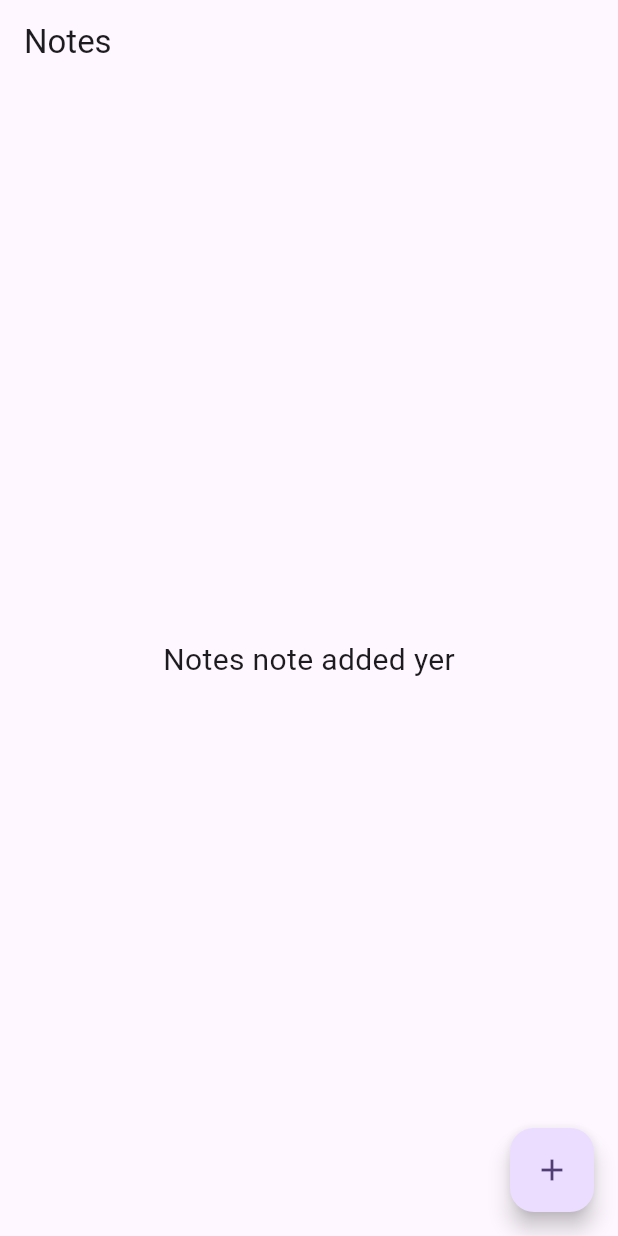
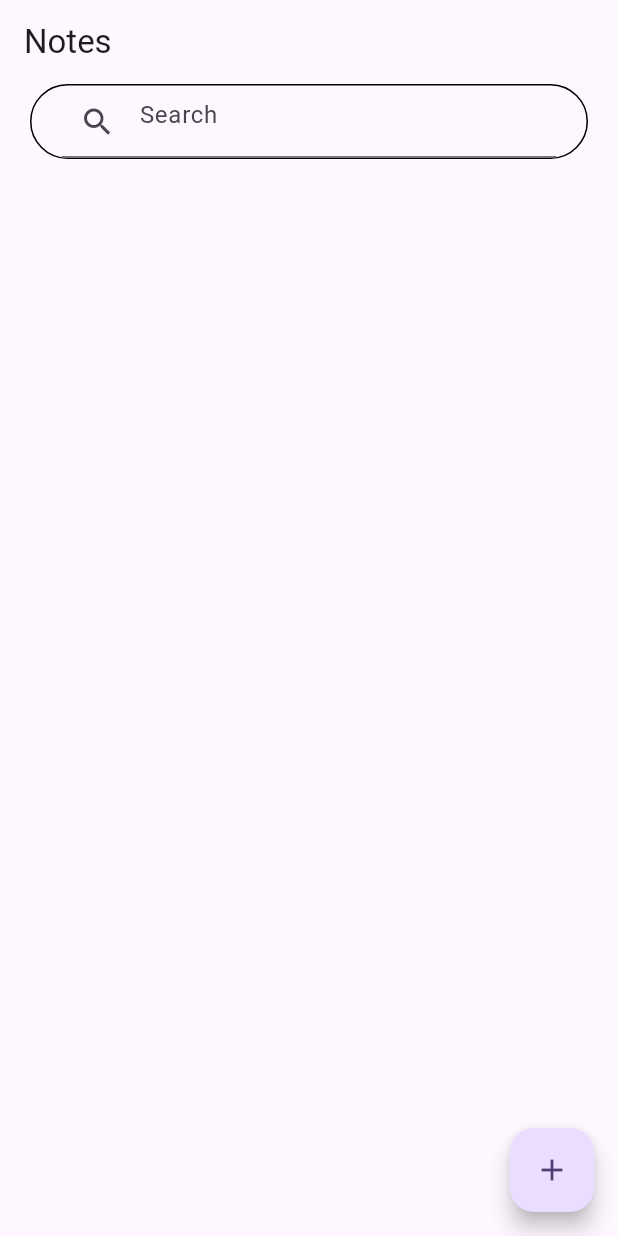
Before and after one commit to SaiyedMustaq/flutter_sqflite_note, a Flutter app: the screen it shows after launch, on a phone screen of 412 x 824 dp. Run offline on Flutter 3.47's test engine with Material 2 defaults, Android fonts, the light colour scheme and no system bars; our stand-ins replace bloc, equatable, flutter_bloc, flutter_colorpicker, sqflite; accounts and stored records are empty.

Commit message:
- final commit

```diff
--- a/lib/blocs/notes_bloc/notes_bloc.dart
+++ b/lib/blocs/notes_bloc/notes_bloc.dart
@@ -8,74 +8,111 @@ part 'notes_state.dart';
 
 class NotesBloc extends Bloc<NotesEvent, NotesState> {
   bool ascending = true;
-  List<Note> noteList = [];
-  List<Note> noteCompleteList = [];
   NotesBloc() : super(const NotesLoadedState()) {
-    on<LoadAllNoteEvent>(_getAllNotes);
-    on<AddNoteEvent>(_addNewNote);
-    on<UpdateNoteEvent>(_updateNote);
-    on<IsCompleteEvent>(_isCompleteNote);
-    on<DeleteNoteEvent>(_deleteNote);
-    on<NoteLoadEvent>(_noteLoad);
-    on<NoteSearchEvents>(_searchNote);
+    on<LoadAllNoteEvent>(_onLoadTask);
+    on<AddNoteEvent>(_onAddTask);
+    on<UpdateNoteEvent>(_onUpdateTask);
+    //on<IsCompleteEvent>(_isCompleteNote);
+    on<DeleteNoteEvent>(_onDeleteTask);
+    //on<NoteLoadEvent>(_noteLoad);
+    //on<NoteSearchEvents>(_searchNote);
   }
 
-  void _searchNote(NoteSearchEvents event, Emitter<NotesState> emit) {
-    List<Note> searchList = noteList
-        .where((element) =>
-            element.title.toLowerCase().toString() ==
-            event.queary.toString().toLowerCase())
-        .toList();
-    print("SEARCH LIST==>${searchList}");
-    emit(NotesLoadedState(noteList: searchList));
-  }
-
-  void _getAllNotes(LoadAllNoteEvent event, Emitter<NotesState> emit) async {
+  Future<void> _onLoadTask(NotesEvent event, Emitter<NotesState> emit) async {
     emit(NotesInitialState());
-    noteList = await NoteRepository.noteRepository.getAllNotes();
-    if (noteList.isEmpty) {
-      emit(const NoteNoteFountState(message: "Notes note added yer"));
-    } else {
-      emit(NotesLoadedState(
-          noteList: noteList, noteCompletedList: noteCompleteList));
+    try {
+      final tasks = await NoteRepository.noteRepository.getAllNotes();
+      emit(NotesLoadedState(noteList: tasks));
+    } catch (e) {
+      emit(NoteNoteFountState(message: e.toString()));
     }
   }
 
-  void _addNewNote(AddNoteEvent event, Emitter<NotesState> emit) {
-    NoteRepository.noteRepository.addNewNote(event.note);
-  }
-
-  void _noteLoad(NoteLoadEvent event, Emitter<NotesState> emit) async {
-    emit(NoteLoadingState());
-    await Future.delayed(const Duration(seconds: 2));
-    emit(NoteLoadState(note: event.note));
-  }
-
-  void _updateNote(UpdateNoteEvent event, Emitter<NotesState> emit) {
+  void _onAddTask(AddNoteEvent event, Emitter<NotesState> emit) {
     final state = this.state;
     if (state is NotesLoadedState) {
-      noteList = (state.noteList.map((task) {
-        return task.id == event.note.id ? event.note : task;
-      })).toList();
-      NoteRepository.noteRepository.updateNote(event.note);
-      emit(NotesLoadedState(noteList: noteList));
+      emit(NotesLoadedState(
+          noteList: List.from(state.noteList)..add(event.note)));
     }
   }
 
-  void _isCompleteNote(IsCompleteEvent event, Emitter<NotesState> emit) {
+  void _onDeleteTask(DeleteNoteEvent event, Emitter<NotesState> emit) {
     final state = this.state;
     if (state is NotesLoadedState) {
-      state.noteList.removeWhere((element) => element.id == event.note.id);
-      NoteRepository.noteRepository.updateNote(event.note);
-      emit(NotesLoadedState(
-          noteList: state.noteList, noteCompletedList: noteCompleteList));
+      List<Note> tasks = state.noteList.where((task) {
+        return task.id != event.note.id;
+      }).toList();
+      emit(NotesLoadedState(noteList: tasks));
     }
   }
 
-  void _deleteNote(DeleteNoteEvent event, Emitter<NotesState> emit) {
-    NoteRepository.noteRepository.deleteNote(event.note.id!);
-    noteList.remove(event.note);
-    emit(NotesLoadedState(
-        noteList: noteList, noteCompletedList: noteCompleteList));
+  void _onUpdateTask(UpdateNoteEvent event, Emitter<NotesState> emit) async {
+    final state = this.state;
+    List<Note> tasks = [];
+    if (state is NotesLoadedState) {
+      tasks = (state.noteList.map((task) {
+        return task.id == event.note.id ? event.note : task;
+      })).toList();
+      await NoteRepository.noteRepository.updateNote(event.note);
+    }
+    emit(NotesLoadedState(noteList: tasks));
   }
+
+  // void _searchNote(NoteSearchEvents event, Emitter<NotesState> emit) async {
+  //   List<Note> searchList = noteList
+  //       .where((element) => element.title
+  //           .toLowerCase()
+  //           .toString()
+  //           .contains(event.queary.toString().toLowerCase()))
+  //       .toList();
+
+  //   emit(NotesLoadedState(noteList: searchList));
+  // }
+
+  // void _getAllNotes(LoadAllNoteEvent event, Emitter<NotesState> emit) async {
+  //   emit(NotesInitialState());
+  //   noteList = await NoteRepository.noteRepository.getAllNotes();
+  //   if (noteList.isEmpty) {
+  //     emit(const NoteNoteFountState(message: "Notes note added yer"));
+  //   } else {
+  //     emit(NotesLoadedState(noteList: noteList));
+  //   }
+  // }
+
+  // void _addNewNote(AddNoteEvent event, Emitter<NotesState> emit) {
+  //   NoteRepository.noteRepository.addNewNote(event.note);
+  // }
+
+  // void _noteLoad(NoteLoadEvent event, Emitter<NotesState> emit) async {
+  //   emit(NoteLoadingState());
+  //   await Future.delayed(const Duration(seconds: 2));
+  //   emit(NoteLoadState(note: event.note));
+  // }
+
+  // void _updateNote(UpdateNoteEvent event, Emitter<NotesState> emit) {
+  //   final state = this.state;
+  //   if (state is NotesLoadedState) {
+  //     noteList = (state.noteList.map((task) {
+  //       return task.id == event.note.id ? event.note : task;
+  //     })).toList();
+  //     NoteRepository.noteRepository.updateNote(event.note);
+  //     emit(NotesLoadedState(noteList: noteList));
+  //   }
+  // }
+
+  // void _isCompleteNote(IsCompleteEvent event, Emitter<NotesState> emit) {
+  //   final state = this.state;
+  //   if (state is NotesLoadedState) {
+  //     List<Note> tasks = (state.noteList.map((task) {
+  //       return task.id == event.note.id ? event.note : task;
+  //     })).toList();
+  //     emit(NotesLoadedState(noteList: tasks));
+  //   }
+  // }
+
+  // void _deleteNote(DeleteNoteEvent event, Emitter<NotesState> emit) {
+  //   NoteRepository.noteRepository.deleteNote(event.note.id!);
+  //   noteList.remove(event.note);
+  //   emit(NotesLoadedState(noteList: noteList));
+  // }
 }
--- a/lib/blocs/notes_bloc/notes_state.dart
+++ b/lib/blocs/notes_bloc/notes_state.dart
@@ -11,10 +11,10 @@ class NotesInitialState extends NotesState {}
 
 class NotesLoadedState extends NotesState {
   final List<Note> noteList;
-  final List<Note> noteCompletedList;
-  const NotesLoadedState(
-      {this.noteList = const <Note>[],
-      this.noteCompletedList = const <Note>[]});
+
+  const NotesLoadedState({
+    this.noteList = const <Note>[],
+  });
   List<Object> get pros => [noteList];
 }
 
--- a/lib/main.dart
+++ b/lib/main.dart
@@ -1,5 +1,5 @@
 import 'package:flutter/material.dart';
-import 'package:sqflite_note/ui/NoteListingPage.dart';
+import 'package:sqflite_note/ui/notes_bloc_provider.dart';
 
 void main() {
   runApp(const MyApp());
@@ -15,7 +15,7 @@ class MyApp extends StatelessWidget {
       theme: ThemeData(
           colorScheme: ColorScheme.fromSeed(seedColor: Colors.deepPurple),
           useMaterial3: true),
-      home: NoteListingPage(),
+      home: NotesBlocProvider(),
     );
   }
 }
--- a/lib/noteInerface/NoteInterface.dart
+++ b/lib/noteInerface/NoteInterface.dart
@@ -8,4 +8,6 @@ abstract class NoteApi {
   Future deleteNote(int id);
   Future<List<Note>> alphabaticOrder();
   Future<void> close();
+  Future<int> clearCompleted();
+  Future<int> completeAll({required bool isCompleted});
 }
--- a/lib/ui/AddUser.dart
+++ b/lib/ui/AddUser.dart
@@ -80,7 +80,7 @@ class _NoteAddEditPageState extends State<NoteAddEditPage> {
                           title: titleController.text,
                           description: descController.text,
                           color: colorInRGB,
-                          isComplete: "0",
+                          isComplete: widget.note!.isComplete,
                           date: "${dateReturn(dateTimeNow)}",
                           time: "${timeReturn(dateTimeNow)}");
                       //DatabaseHelper.instance.update(_note);
@@ -90,7 +90,7 @@ class _NoteAddEditPageState extends State<NoteAddEditPage> {
                           title: titleController.text,
                           description: descController.text,
                           color: colorInRGB,
-                          isComplete: '',
+                          isComplete: 'false',
                           date: "${dateReturn(dateTimeNow)}",
                           time: "${timeReturn(dateTimeNow)}");
                       bloc.add(AddNoteEvent(note: _note));
--- a/lib/ui/NoteListingPage.dart
+++ /dev/null
@@ -1,98 +0,0 @@
-import 'package:flutter/material.dart';
-import 'package:flutter_bloc/flutter_bloc.dart';
-import 'package:sqflite_note/ui/TaskWidget.dart';
-
-import '../blocs/notes_bloc/notes_bloc.dart';
-import '../model/Note.dart';
-import 'AddUser.dart';
-
-class NoteListingPage extends StatelessWidget {
-  TextEditingController searchController = TextEditingController(text: "");
-  @override
-  Widget build(BuildContext context) {
-    return BlocProvider(
-      create: (context) => NotesBloc(),
-      child: Builder(builder: (context) {
-        BlocProvider.of<NotesBloc>(context)
-            .add(const LoadAllNoteEvent(noteList: []));
-        return buildPage(context);
-      }),
-    );
-  }
-
-  Widget buildPage(BuildContext context) {
-    final bloc = BlocProvider.of<NotesBloc>(context);
-    return Scaffold(
-      appBar:
-          AppBar(automaticallyImplyLeading: false, title: const Text("Notes")),
-      floatingActionButton: FloatingActionButton(
-          onPressed: () => Navigator.push(
-                  context,
-                  MaterialPageRoute(
-                      builder: (context) => const NoteAddEditPage(
-                            note: null,
-                          ))).then((value) {
-                bloc.add(const LoadAllNoteEvent(noteList: []));
-              }),
-          child: const Icon(Icons.add)),
-      body: BlocBuilder<NotesBloc, NotesState>(
-        builder: (context, state) {
-          if (state is NotesInitialState) {
-            return const Center(child: CircularProgressIndicator());
-          }
-          if (state is NoteNoteFountState) {
-            return Center(
-                child: Text(state.message,
-                    style: const TextStyle(fontSize: 20.0)));
-          }
-          if (state is NotesLoadedState) {
-            return Column(
-              children: [
-                Container(
-                  margin: const EdgeInsets.symmetric(horizontal: 20.0),
-                  decoration: BoxDecoration(
-                    borderRadius: BorderRadius.circular(25.0),
-                    border: Border.all(color: Colors.black),
-                  ),
-                  padding: const EdgeInsets.symmetric(horizontal: 20.0),
-                  child: TextFormField(
-                    controller: searchController,
-                    onChanged: (value) {
-                      if (value.isNotEmpty) {
-                        context
-                            .read<NotesBloc>()
-                            .add(NoteSearchEvents(queary: value));
-                      }
-                    },
-                    decoration: const InputDecoration(
-                      hintText: "Search",
-                      prefixIcon: Icon(Icons.search),
-                    ),
-                  ),
-                ),
-                Expanded(
-                    child: ListView.builder(
-                  itemCount: state.noteList.length,
-                  itemBuilder: (context, index) {
-                    Note noteModel = state.noteList[index];
-                    return TaskWidget(
-                      note: noteModel,
-                      onCheckEvent: (checkUncheck, note) {
-                        context.read<NotesBloc>().add(IsCompleteEvent(
-                            note: note.copywith(
-                                isComplete: checkUncheck, id: note.id)));
-                      },
-                    );
-                  },
-                ))
-              ],
-            );
-          }
-          return Container();
-        },
-      ),
-    );
-  }
-
-  Future gotoAddEditPage(BuildContext context, Note? note) async {}
-}
--- /dev/null
+++ b/lib/ui/note_listing.dart
@@ -0,0 +1,112 @@
+import 'package:flutter/material.dart';
+import 'package:flutter_bloc/flutter_bloc.dart';
+import 'package:sqflite_note/model/Note.dart';
+import 'package:sqflite_note/ui/AddUser.dart';
+import 'package:sqflite_note/ui/notesk_widget.dart';
+
+import '../blocs/notes_bloc/notes_bloc.dart';
+
+class NoteListPage extends StatefulWidget {
+  const NoteListPage({super.key});
+
+  @override
+  State<NoteListPage> createState() => _NoteListPageState();
+}
+
+class _NoteListPageState extends State<NoteListPage> {
+  TextEditingController searchController = TextEditingController(text: "");
+
+  @override
+  Widget build(BuildContext context) {
+    final bloc = BlocProvider.of<NotesBloc>(context);
+    return Scaffold(
+      appBar:
+          AppBar(automaticallyImplyLeading: false, title: const Text("Notes")),
+      floatingActionButton: FloatingActionButton(
+          onPressed: () => Navigator.push(
+                  context,
+                  MaterialPageRoute(
+                      builder: (context) => const NoteAddEditPage(
+                            note: null,
+                          ))).then((value) {
+                bloc.add(const LoadAllNoteEvent(noteList: []));
+              }),
+          child: const Icon(Icons.add)),
+      body: BlocBuilder<NotesBloc, NotesState>(
+        builder: (context, state) {
+          print("build call-->$state");
+
+          if (state is NotesLoadedState) {
+            return Column(children: [
+              Container(
+                margin: const EdgeInsets.symmetric(horizontal: 20.0),
+                decoration: BoxDecoration(
+                  borderRadius: BorderRadius.circular(25.0),
+                  border: Border.all(color: Colors.black),
+                ),
+                padding: const EdgeInsets.symmetric(horizontal: 20.0),
+                child: TextFormField(
+                  controller: searchController,
+                  onChanged: (value) {
+                    if (value.isNotEmpty) {
+                      bloc.add(NoteSearchEvents(queary: value));
+                    }
+                  },
+                  decoration: const InputDecoration(
+                    hintText: "Search",
+                    prefixIcon: Icon(Icons.search),
+                  ),
+                ),
+              ),
+              Padding(
+                padding: const EdgeInsets.symmetric(horizontal: 18.0),
+                child: SingleChildScrollView(
+                  child: Column(
+                    mainAxisAlignment: MainAxisAlignment.start,
+                    children: <Widget>[
+                      ...state.noteList.map(
+                        (note) => InkWell(
+                          onTap: (() {
+                            bloc.add(UpdateNoteEvent(
+                                note: note.copywith(
+                                    isComplete:
+                                        note.isComplete.contains("false")
+                                            ? "true"
+                                            : "false")));
+                          }),
+                          child: TaskWidget(
+                            note: note,
+                            onCheckEvent: (String value, Note note) {
+                              context.read<NotesBloc>().add(UpdateNoteEvent(
+                                  note: note.copywith(
+                                      isComplete:
+                                          note.isComplete.contains("false")
+                                              ? "true"
+                                              : "false")));
+                            },
+                          ),
+                        ),
+                      ),
+                      const SizedBox(
+                        height: 80,
+                      )
+                    ],
+                  ),
+                ),
+              )
+            ]);
+          }
+          if (state is NotesInitialState) {
+            return const Center(child: CircularProgressIndicator());
+          }
+          if (state is NoteNoteFountState) {
+            return Center(
+                child: Text(state.message,
+                    style: const TextStyle(fontSize: 20.0)));
+          }
+          return Container();
+        },
+      ),
+    );
+  }
+}
--- /dev/null
+++ b/lib/ui/notes_bloc_provider.dart
@@ -0,0 +1,22 @@
+import 'package:flutter/material.dart';
+import 'package:flutter_bloc/flutter_bloc.dart';
+import 'package:sqflite_note/ui/notesk_widget.dart';
+import 'package:sqflite_note/ui/note_listing.dart';
+
+import '../blocs/notes_bloc/notes_bloc.dart';
+import '../model/Note.dart';
+import 'AddUser.dart';
+
+class NotesBlocProvider extends StatelessWidget {
+  @override
+  Widget build(BuildContext context) {
+    return BlocProvider(
+      create: (context) => NotesBloc(),
+      child: Builder(builder: (context) {
+        BlocProvider.of<NotesBloc>(context)
+            .add(const LoadAllNoteEvent(noteList: []));
+        return const NoteListPage();
+      }),
+    );
+  }
+}
```
Also changed, not shown: lib/repository/NoteRepository.dart (+10 -0 lines), lib/ui/TaskWidget.dart (deleted, +0 -50 lines), lib/ui/notesk_widget.dart (added, +60 -0 lines), pubspec.lock, 6 other files.
